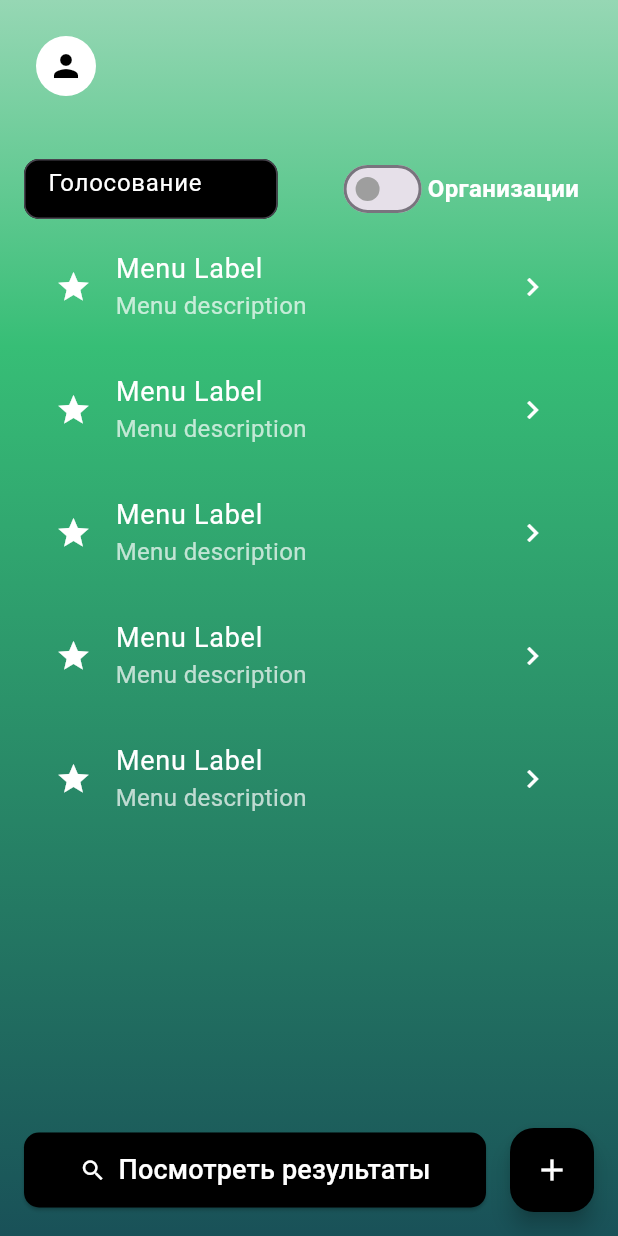
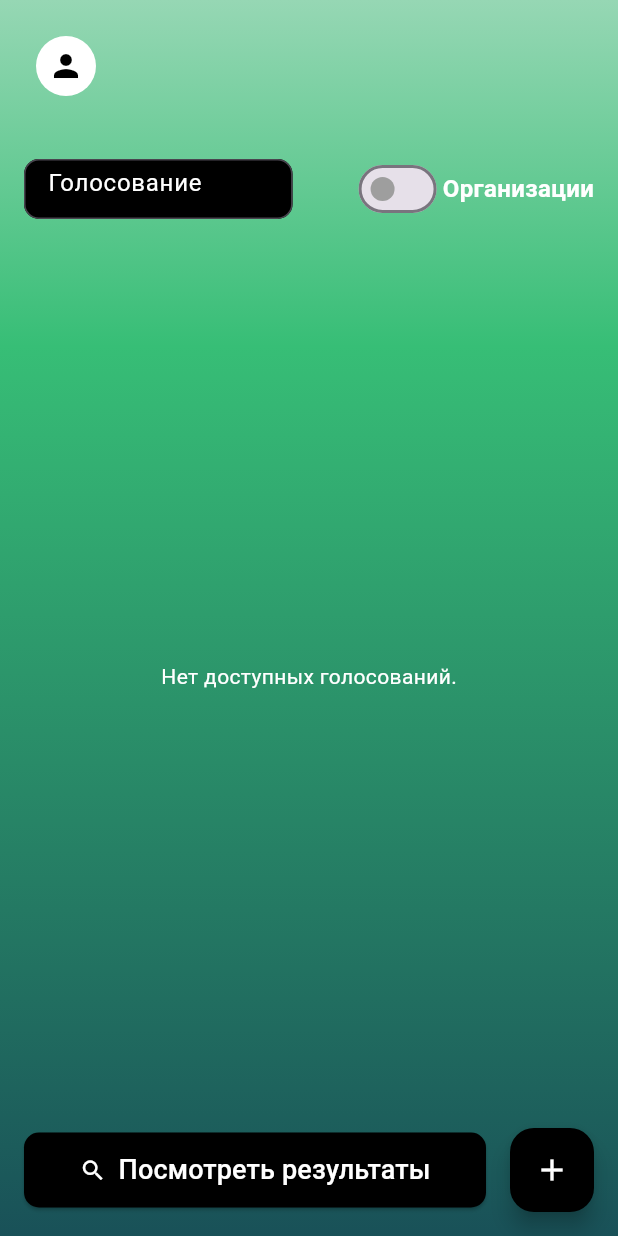
Before and after one commit to QustoSac/kursach, a Flutter app: the MainPage screen opened directly, after a tap on "Посмотреть результаты", after a tap on the "home" icon, on a phone screen of 412 x 824 dp. Run offline on Flutter 3.47's test engine with Material 3 defaults, Android fonts, the phone set to English and light mode, and no system bars; our stand-ins replace sqflite; accounts and stored records are empty.

Commit message:
patch all work 0.45

```diff
--- a/lib/main_page.dart
+++ b/lib/main_page.dart
@@ -3,14 +3,30 @@ import 'package:kursach/profile_page.dart';
 import 'package:kursach/theme/theme.dart';
 import 'vote_page.dart';
 import 'results_page.dart';
+import 'database_helper.dart'; // Импорт для работы с БД
 
 class MainPage extends StatefulWidget {
   @override
   _MainPageState createState() => _MainPageState();
 }
 
-class _MainPageState extends State<MainPage>{
+class _MainPageState extends State<MainPage> {
   bool isSwitched = false;
+  List<Map<String, dynamic>> _surveys = []; // Список опросов из базы данных
+
+  @override
+  void initState() {
+    super.initState();
+    _loadSurveys(); // Загрузка опросов при инициализации
+  }
+
+  // Метод для загрузки опросов
+  Future<void> _loadSurveys() async {
+    final surveys = await DatabaseHelper().getAvailableSurveys();
+    setState(() {
+      _surveys = surveys;
+    });
+  }
 
   @override
   Widget build(BuildContext context) {
@@ -54,10 +70,11 @@ class _MainPageState extends State<MainPage>{
                   ],
                 ),
                 SizedBox(height: 30),
-                // Заголовок "Голосования"
+                // Заголовок и переключатели
                 Row(
                   children: [
-                    new Flexible(child: SizedBox(
+                    Flexible(
+                      child: SizedBox(
                         width: double.infinity,
                         height: 40,
                         child: TextField(
@@ -71,9 +88,8 @@ class _MainPageState extends State<MainPage>{
                     ),
                     SizedBox(width: 40),
                     Switch(
-                      value: isSwitched, // Текущее состояние переключателя
+                      value: isSwitched,
                       onChanged: (bool value) {
-                        // Логика переключения
                         setState(() {
                           isSwitched = value;
                         });
@@ -83,9 +99,7 @@ class _MainPageState extends State<MainPage>{
                       activeTrackColor: Colors.black,
                     ),
                     GestureDetector(
-                      onTap: () {
-                        // Логика переключения организаций
-                      },
+                      onTap: () {},
                       child: Text(
                         'Организации',
                         style: TextStyle(
@@ -95,24 +109,18 @@ class _MainPageState extends State<MainPage>{
                         ),
                       ),
                     ),
-                    SizedBox(width: 10),
-                    // TextField(
-                    //   decoration: AppStyles.inputDecoration.copyWith(
-                    //     hintText: 'Логин',
-                    //   ),
-                    //   style: AppStyles.inputTextStyle,
-                    // )
                   ],
                 ),
-                // Список голосований
+                SizedBox(height: 20),
+                // Список голосований из базы данных
                 Expanded(
-                  child: ListView.builder(
-                    itemCount: 5, // Количество элементов в списке
+                  child: _surveys.isEmpty
+                      ? Center(child: Text('Нет доступных голосований.', style: TextStyle(color: Colors.white)))
+                      : ListView.builder(
+                    itemCount: _surveys.length,
                     itemBuilder: (context, index) {
-                    return Padding(
-                        padding: EdgeInsets.all(5),
-                        child: _buildMenuItem(context, 'Menu Label', 'Menu description')
-                    );
+                      final survey = _surveys[index];
+                      return _buildMenuItem(context, survey['Title'], 'Описание голосования', survey['SurveyID']);
                     },
                   ),
                 ),
@@ -123,19 +131,16 @@ class _MainPageState extends State<MainPage>{
                     Expanded(
                       child: ElevatedButton.icon(
                         onPressed: () {
-                          // Логика для перехода к результатам
                           Navigator.pushReplacement(
                             context,
                             PageRouteBuilder(
                               pageBuilder: (context, animation, secondaryAnimation) => ResultsPage(),
-                          transitionsBuilder:
-                          (context, animation, secondaryAnimation, child) {
-                          const begin = Offset(1.0, 0.0); // Анимация снизу вверх
+                              transitionsBuilder: (context, animation, secondaryAnimation, child) {
+                                const begin = Offset(1.0, 0.0);
                                 const end = Offset.zero;
                                 const curve = Curves.easeOut;
 
-                          var tween = Tween(begin: begin, end: end)
-                              .chain(CurveTween(curve: curve));
+                                var tween = Tween(begin: begin, end: end).chain(CurveTween(curve: curve));
                                 var offsetAnimation = animation.drive(tween);
 
                                 return SlideTransition(
@@ -143,7 +148,7 @@ class _MainPageState extends State<MainPage>{
                                   child: child,
                                 );
                               },
-                          transitionDuration: Duration(milliseconds: 1000), // Длительность анимации
+                              transitionDuration: Duration(milliseconds: 1000),
                             ),
                           );
                         },
@@ -160,7 +165,7 @@ class _MainPageState extends State<MainPage>{
                     SizedBox(width: 16),
                     FloatingActionButton(
                       onPressed: () {
-                        // Логика для добавления нового голосования
+                        // Логика добавления голосования
                       },
                       backgroundColor: Colors.black,
                       child: Icon(Icons.add, color: Colors.white),
@@ -174,10 +179,15 @@ class _MainPageState extends State<MainPage>{
       ),
     );
   }
-  Widget _buildMenuItem(BuildContext context, String title, String description) {
+
+  Widget _buildMenuItem(BuildContext context, String title, String description, int surveyId) {
     return GestureDetector(
       onTap: () {
-        Navigator.of(context).push(_createRouteToVotePage());
+        Navigator.of(context).push(
+          MaterialPageRoute(
+            builder: (context) => VotePage(),//surveyId: surveyId),
+          ),
+        );
       },
       child: ListTile(
         leading: Icon(Icons.star, color: Colors.white),
@@ -187,24 +197,4 @@ class _MainPageState extends State<MainPage>{
       ),
     );
   }
-
-  Route _createRouteToVotePage() {
-    return PageRouteBuilder(
-      pageBuilder: (context, animation, secondaryAnimation) => VotePage(),
-      transitionsBuilder: (context, animation, secondaryAnimation, child) {
-        const begin = Offset(1.0, 0.0); // Начинается справа
-        const end = Offset.zero;       // Окончание в центре
-        const curve = Curves.easeInOut;
-
-        var tween = Tween(begin: begin, end: end).chain(CurveTween(curve: curve));
-        var offsetAnimation = animation.drive(tween);
-
-        return SlideTransition(
-          position: offsetAnimation,
-          child: child,
-        );
-      },
-      transitionDuration: Duration(milliseconds: 1000),
-    );
 }
-}
```
Also changed, not shown: lib/add_survey_page.dart (added). Lines whose indentation alone changed are shown as unchanged.
